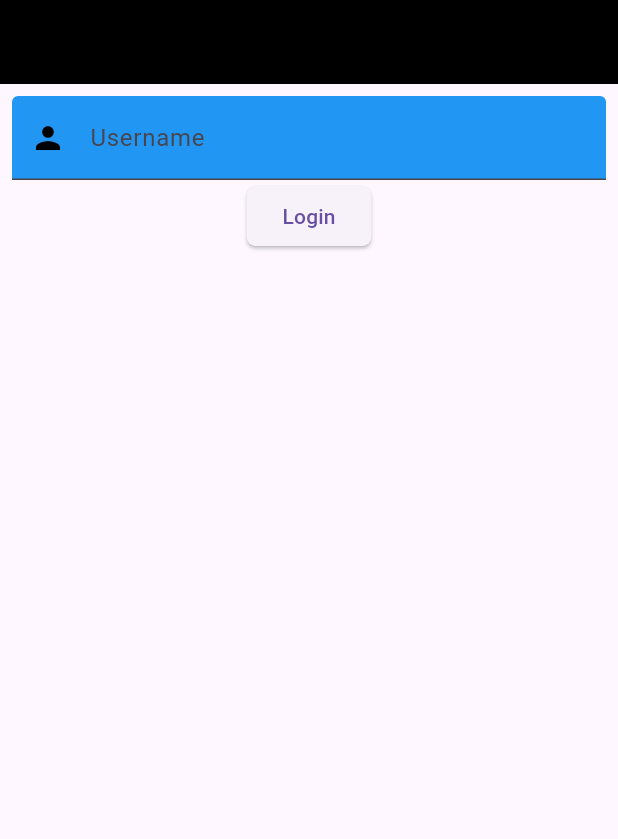
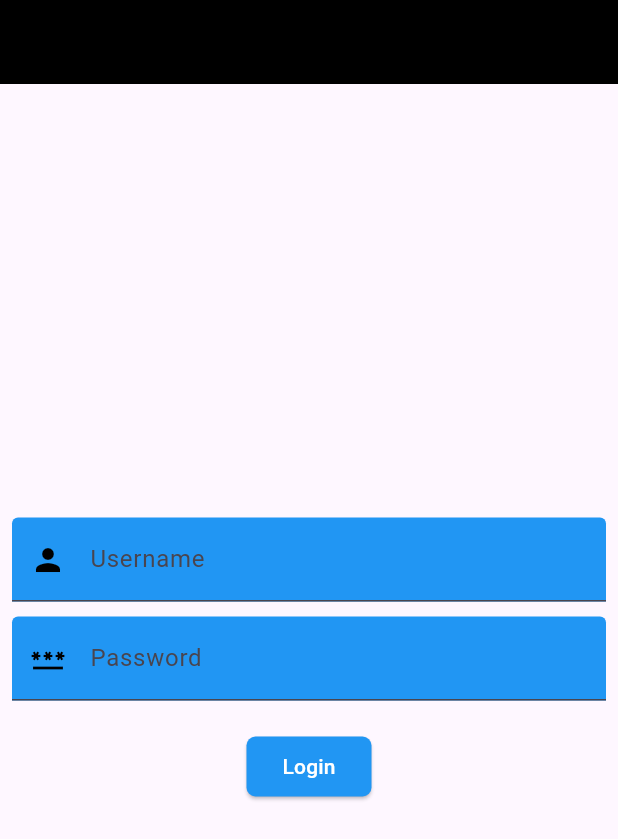
Before and after one commit to TrackInn/track_in, a Flutter app: the screen it shows after launch, on a phone screen of 412 x 824 dp. Shown: the top 839 px of the screen. Run offline on Flutter 3.47's test engine with Material 3 defaults, Android fonts, the phone set to English and light mode, and no system bars.

Commit message:
login screen

```diff
--- a/lib/login_screen.dart
+++ b/lib/login_screen.dart
@@ -12,6 +12,7 @@ class LoginScreen extends StatelessWidget {
       body: Padding(
         padding: EdgeInsets.all(8.0),
         child: Column(
+          mainAxisAlignment: MainAxisAlignment.center,
           children: [
             TextField(
               decoration: InputDecoration(
@@ -23,8 +24,26 @@ class LoginScreen extends StatelessWidget {
                   ),
                   label: Text("Username")),
             ),
+            SizedBox(
+              height: 10,
+            ),
+            TextField(
+              decoration: InputDecoration(
+                  fillColor: Colors.blue,
+                  filled: true,
+                  prefixIcon: Icon(
+                    Icons.password,
+                    color: Colors.black,
+                  ),
+                  label: Text("Password")),
+            ),
+            SizedBox(
+              height: 20,
+            ),
             ElevatedButton(
                 style: ElevatedButton.styleFrom(
+                    backgroundColor: Colors.blue,
+                    foregroundColor: Colors.white,
                     shape: RoundedRectangleBorder(
                         borderRadius: BorderRadius.circular(6))),
                 onPressed: () {},
```
